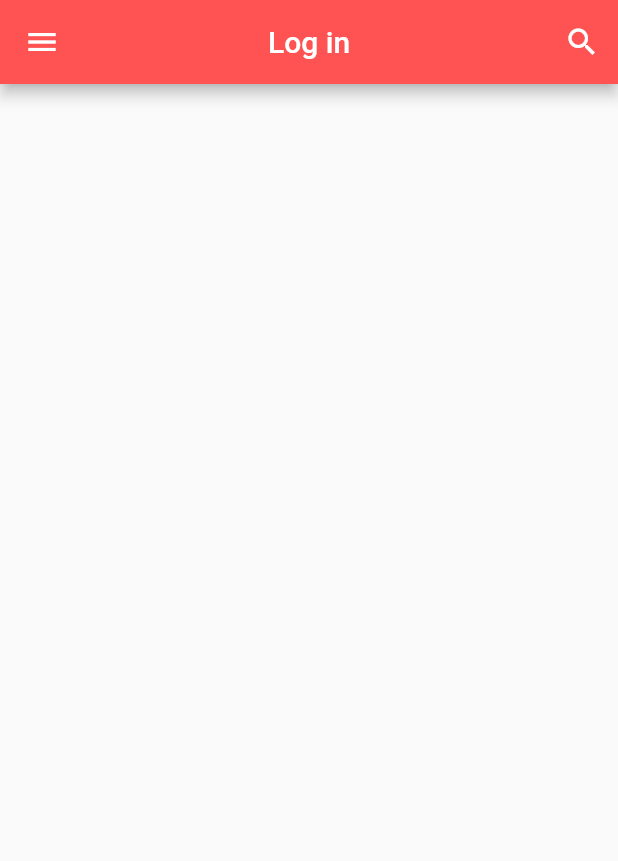
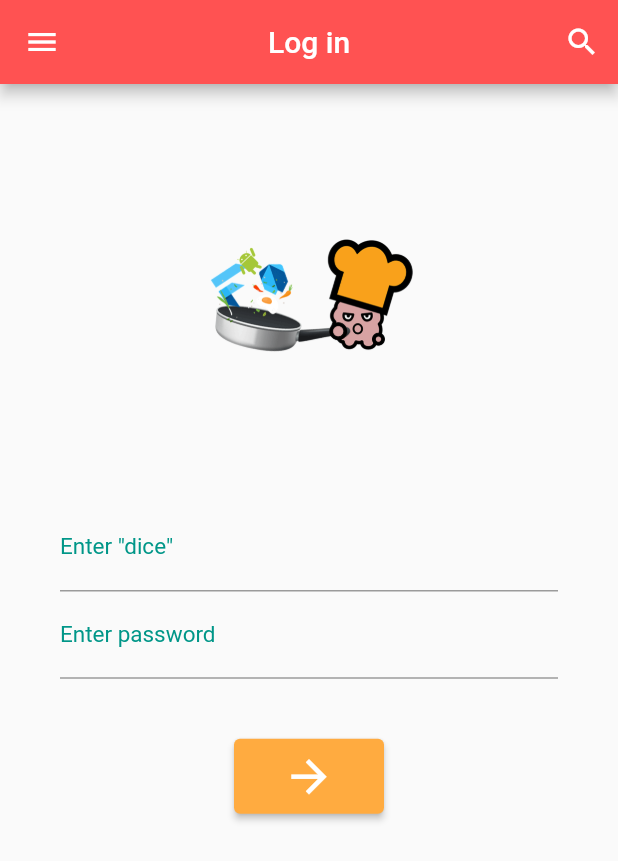
Before and after one commit to gandalgom/chef-dice-game, a Flutter app: the screen it shows after launch, on a phone screen of 412 x 824 dp. Shown: the top 861 px of the screen. Run offline on Flutter 3.47's test engine with Material 2 defaults, Android fonts, the phone set to English and light mode, and no system bars.

Commit message:
로그인 페이지 구현 (로그인 실패처리 수정)

```diff
--- a/lib/main.dart
+++ b/lib/main.dart
@@ -18,8 +18,17 @@ class MyApp extends StatelessWidget {
   }
 }
 
-class Login extends StatelessWidget {
+class Login extends StatefulWidget {
   const Login({Key? key}) : super(key: key);
+
+  @override
+  State<Login> createState() => _LoginState();
+}
+
+class _LoginState extends State<Login> {
+
+  TextEditingController diceInputController = TextEditingController();
+  TextEditingController passwordInputController = TextEditingController();
 
   @override
   Widget build(BuildContext context) {
@@ -39,6 +48,102 @@ class Login extends StatelessWidget {
           ),
         ],
       ),
+      body: SingleChildScrollView(
+        child: Column(
+          children: [
+            const Padding(padding: EdgeInsets.only(top: 50.0)),
+            const Center(
+              child: Image(
+                image: AssetImage('images/chef.gif'),
+                width: 170.0,
+                height: 190.0,
+              ),
+            ),
+            Form(
+              child: Theme(
+                data: ThemeData(
+                  primaryColor: Colors.teal,
+                  inputDecorationTheme: const InputDecorationTheme(
+                    labelStyle: TextStyle(
+                      color: Colors.teal,
+                      fontSize: 15.0,
+                    ),
+                  ),
+                ),
+                child: Container(
+                  padding: const EdgeInsets.all(40.0),
+                  child: Column(
+                    children: [
+                      TextField(
+                        controller: diceInputController,
+                        decoration: const InputDecoration(
+                          labelText: 'Enter "dice"',
+                        ),
+                        keyboardType: TextInputType.emailAddress,
+                      ),
+                      TextField(
+                        controller: passwordInputController,
+                        decoration: const InputDecoration(
+                          labelText: 'Enter password',
+                        ),
+                        keyboardType: TextInputType.text,
+                        obscureText: true,
+                      ),
+                      const SizedBox(height: 40.0),
+                      ElevatedButton(
+                        onPressed: () {
+                          if (diceInputController.text == 'dice') {
+                            if (passwordInputController.text == '1234') {
+                              ScaffoldMessenger.of(context).showSnackBar(
+                                const SnackBar(
+                                  content: Text('주사위 페이지로 이동'),
+                                  duration: Duration(seconds: 2),
+                                )
+                              );
+                            } else {
+                              showSnackBar(context, 2);
+                            }
+                          } else {
+                            if (passwordInputController.text == '1234') {
+                              showSnackBar(context, 1);
+                            } else {
+                              showSnackBar(context, 0);
+                            }
+                          }
+                        },
+                        style: ElevatedButton.styleFrom(
+                          primary: Colors.orangeAccent,
+                          minimumSize: const Size(100.0, 50.0),
+                        ),
+                        child: const Icon(Icons.arrow_forward, size: 35.0),
+                      ),
+                    ],
+                  ),
+                ),
+              ),
+            ),
+          ],
+        ),
+      ),
+    );
+  }
+
+  void showSnackBar(BuildContext context, int type) {
+    String message = '';
+    if (type == 1) {
+      message = 'dice 의 철자를 확인하세요';
+    } else if (type == 2) {
+      message = '비밀번호가 일치하지 않습니다';
+    } else {
+      message = '로그인 정보를 다시 확인하세요.';
+    }
+
+    ScaffoldMessenger.of(context).showSnackBar(
+      SnackBar(
+        content: Text(message),
+        backgroundColor: Colors.blue,
+        duration: const Duration(seconds: 2),
+      )
     );
   }
 }
```
